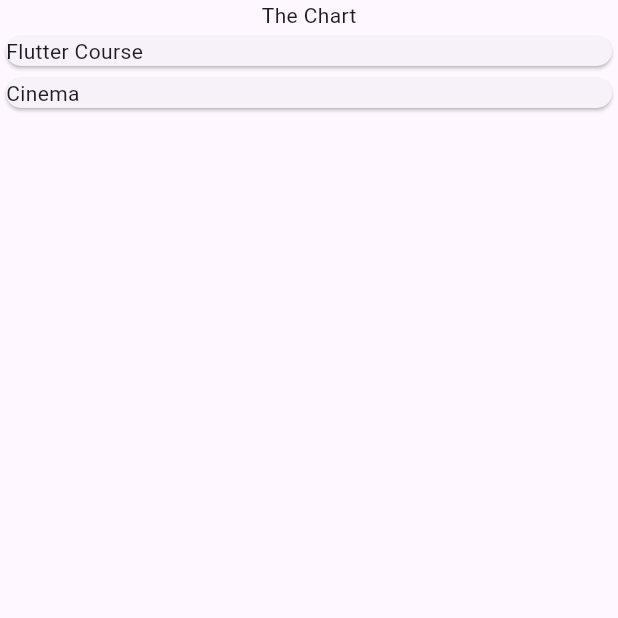
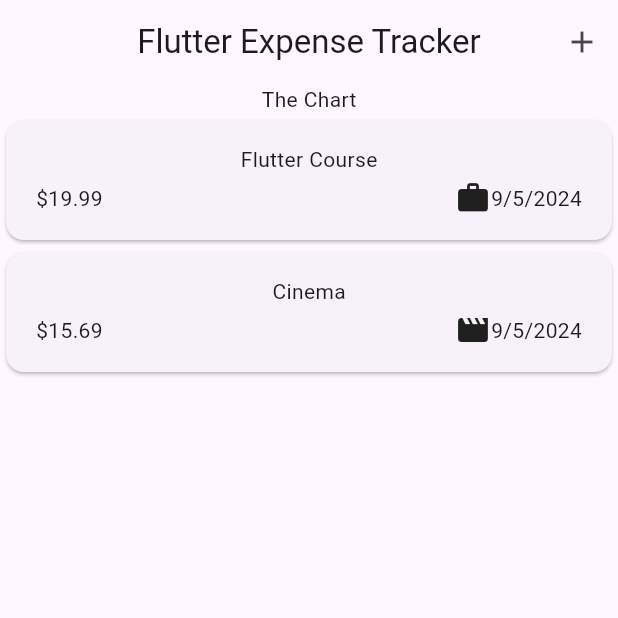
Before and after one commit to surajgond07/expense_tracker_flutter_app, a Flutter app: the screen it shows after launch, on a phone screen of 412 x 824 dp, the top half of it. Run offline on Flutter 3.47's test engine with Material 3 defaults, Android fonts, the phone set to English and light mode, and no system bars.

Commit message:
Creating Model Overlay

```diff
--- a/lib/main.dart
+++ b/lib/main.dart
@@ -2,7 +2,8 @@ import 'package:flutter/material.dart';
 import 'package:expense_tracker_app/widget/expenses.dart';
 
 void main() {
-  runApp(const MaterialApp(
-    home: Expenses(),
+  runApp(MaterialApp(
+    theme: ThemeData(useMaterial3: true),
+    home: const Expenses(),
   ));
 }
--- a/lib/model/expense.dart
+++ b/lib/model/expense.dart
@@ -1,8 +1,19 @@
+import 'package:flutter/material.dart';
 import 'package:uuid/uuid.dart';
+import 'package:intl/intl.dart';
+
+final formatter = DateFormat.yMd();
 
 const uuid = Uuid();
 
 enum Category { food, trave, leisure, work }
+
+const categoryIcons = {
+  Category.food: Icons.lunch_dining,
+  Category.trave: Icons.flight_takeoff,
+  Category.leisure: Icons.movie,
+  Category.work: Icons.work,
+};
 
 class Expense {
   Expense({
@@ -17,4 +28,10 @@ class Expense {
   final double amount;
   final DateTime date;
   final Category category;
+
+  // formatting Date via Getter method
+
+  String get formattedDate {
+    return formatter.format(date);
+  }
 }
--- a/lib/widget/expenses.dart
+++ b/lib/widget/expenses.dart
@@ -25,11 +25,29 @@ class _ExpensesState extends State<Expenses> {
       category: Category.leisure,
     ),
   ];
+
+  // method for + Add Overlay
+  void _openAddExpenseOverlay() {
+    showModalBottomSheet(
+      context: context,
+      builder: (ctx) => const Text('Modal Buttom Sheet'),
+    );
+  }
+
   @override
   Widget build(BuildContext context) {
     return Scaffold(
+      appBar: AppBar(
+        title: const Text('Flutter Expense Tracker'),
+        centerTitle: true,
+        actions: [
+          IconButton(
+              onPressed: _openAddExpenseOverlay, icon: const Icon(Icons.add)),
+        ],
+      ),
       body: Column(
         children: [
+          // Toolbar with Add Button => Row()
           const Text('The Chart'),
           Expanded(
             child: ExpensesList(expenses: _registeredExpenses),
--- a/lib/widget/expenses_list/expense_item.dart
+++ b/lib/widget/expenses_list/expense_item.dart
@@ -8,7 +8,33 @@ class ExpenseItem extends StatelessWidget {
   @override
   Widget build(BuildContext context) {
     return Card(
-      child: Text(expense.title),
+      child: Padding(
+        padding: const EdgeInsets.symmetric(horizontal: 20, vertical: 16),
+        child: Column(
+          children: [
+            Text(expense.title),
+            const SizedBox(
+              height: 4,
+            ),
+            Row(
+              children: [
+                Text('\$${expense.amount.toStringAsFixed(2)}'),
+                // 12.433 => 12.34
+                const Spacer(),
+                Row(
+                  children: [
+                    Icon(categoryIcons[expense.category]),
+                    const SizedBox(
+                      height: 8,
+                    ),
+                    Text(expense.formattedDate),
+                  ],
+                ),
+              ],
+            )
+          ],
+        ),
+      ),
     );
   }
 }
--- a/pubspec.yaml
+++ b/pubspec.yaml
@@ -36,6 +36,7 @@ dependencies:
   # Use with the CupertinoIcons class for iOS style icons.
   cupertino_icons: ^1.0.8
   uuid: ^4.5.0
+  intl: ^0.19.0
 
 dev_dependencies:
   flutter_test:
```
Also changed, not shown: pubspec.lock.
